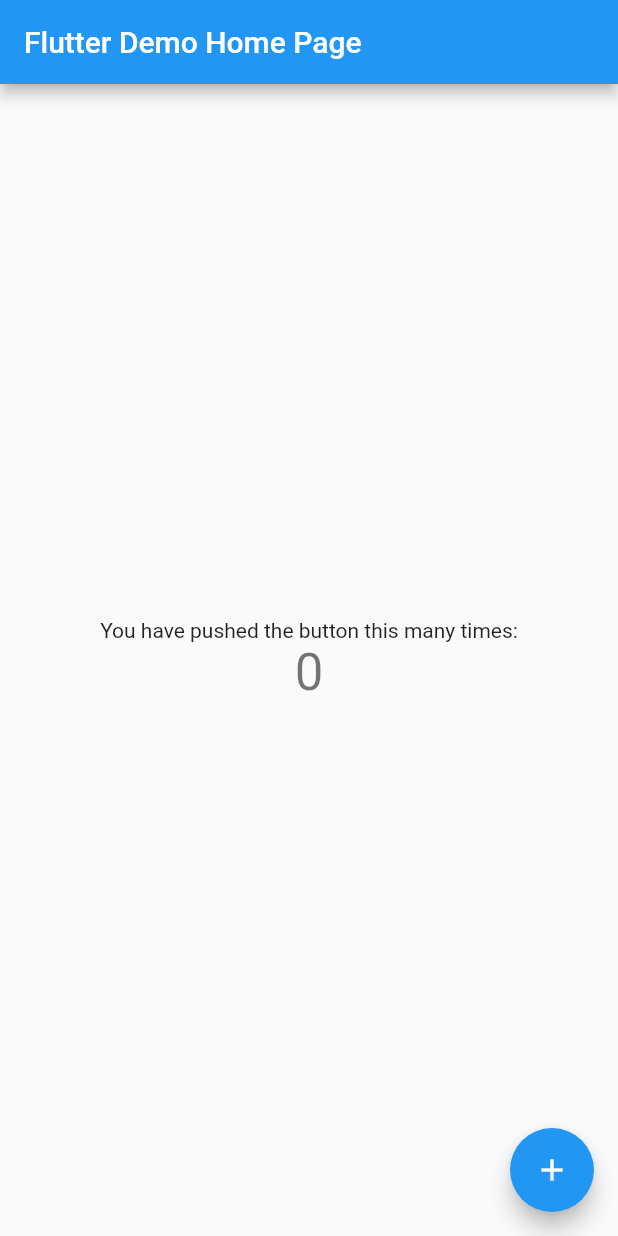
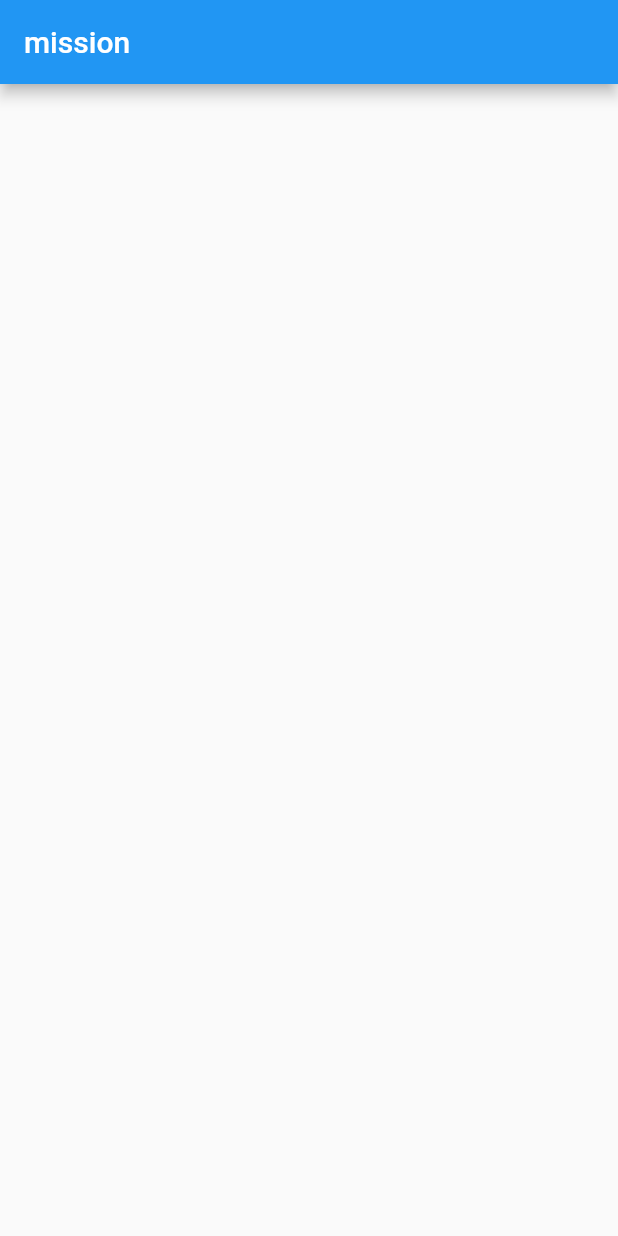
Before and after one commit to projexe/spacex, a Flutter app: the screen it shows after launch, on a phone screen of 412 x 824 dp. Run offline on Flutter 3.47's test engine with Material 2 defaults, Android fonts, the phone set to English and light mode, and no system bars; our stand-ins replace bloc, equatable, flutter_bloc.

Commit message:
Add UI framework. Add mission payload to DisplayLaunchesState

```diff
--- a/lib/bloc/launches_bloc.dart
+++ b/lib/bloc/launches_bloc.dart
@@ -4,6 +4,7 @@ import 'package:bloc/bloc.dart';
 import 'package:equatable/equatable.dart';
 import 'package:flutter/material.dart';
 import 'package:spacex/model/dataservice/data_service.dart';
+import 'package:spacex/model/dto/mission.dart';
 
 part 'launches_event.dart';
 part 'launches_state.dart';
--- a/lib/bloc/launches_state.dart
+++ b/lib/bloc/launches_state.dart
@@ -15,8 +15,9 @@ class WaitingForDataState extends LaunchesState {
 }
 
 class DisplayLaunchesState extends LaunchesState {
+  List<Mission> missionList;
   @override
-  List<Object> get props => [];
+  List<Object> get props => [missionList];
 }
 
 class DisplayCountdownState extends LaunchesState {
--- a/lib/main.dart
+++ b/lib/main.dart
@@ -1,4 +1,5 @@
 import 'package:flutter/material.dart';
+import 'package:spacex/ui/launch_list.dart';
 
 void main() {
   runApp(MyApp());
@@ -26,7 +27,7 @@ class MyApp extends StatelessWidget {
         // closer together (more dense) than on mobile platforms.
         visualDensity: VisualDensity.adaptivePlatformDensity,
       ),
-      home: MyHomePage(title: 'Flutter Demo Home Page'),
+      home: RouteLaunchList(),
     );
   }
 }
--- /dev/null
+++ b/lib/ui/launch_list.dart
@@ -0,0 +1,74 @@
+import 'package:flutter/material.dart';
+import 'package:flutter_bloc/flutter_bloc.dart';
+import 'package:http/http.dart' as http;
+import 'package:spacex/bloc/launches_bloc.dart';
+import 'package:spacex/model/dataservice/data_service.dart';
+
+class RouteLaunchList extends StatelessWidget {
+  @override
+  Widget build(BuildContext context) {
+    return BlocProvider<LaunchesBloc>(
+      create: ((context) => LaunchesBloc(
+          missionApi: LaunchDataService(http.Client(),
+              endPoint: 'https://api.spacexdata.com/v4/launches'))),
+      //todo take the endpoint out into a config or globals file
+      child: LaunchList(),
+    );
+  }
+}
+
+class LaunchList extends StatefulWidget {
+  @override
+  _LaunchListState createState() => _LaunchListState();
+}
+
+class _LaunchListState extends State<LaunchList> {
+  LaunchesBloc bloc;
+
+  @override
+  void initState() {
+    super.initState();
+    bloc = BlocProvider.of<LaunchesBloc>(context);
+    bloc..add(ShowLaunchList());
+  }
+
+  @override
+  void didChangeDependencies() {
+    super.didChangeDependencies();
+  }
+
+  @override
+  void dispose() {
+    bloc.close();
+    super.dispose();
+  }
+
+  @override
+  Widget build(BuildContext context) {
+    return BlocListener<LaunchesBloc, LaunchesState>(
+      cubit: bloc,
+      listener: (context, LaunchesState state) async {
+        if (state is WaitingForDataState) {}
+        if (state is DisplayCountdownState) {
+          //Navigate
+        }
+      },
+      child: BlocBuilder<LaunchesBloc, LaunchesState>(
+          cubit: bloc,
+          builder: (context, LaunchesState state) {
+            return Scaffold(
+              appBar: AppBar(
+                title: Text(
+                  'mission',
+                ),
+              ),
+              body: Stack(alignment: Alignment.bottomCenter, children: <Widget>[
+                if (state is DisplayLaunchesState)
+                // Listview
+                  Container(),
+              ]),
+            );
+          }),
+    );
+  }
+}
```
